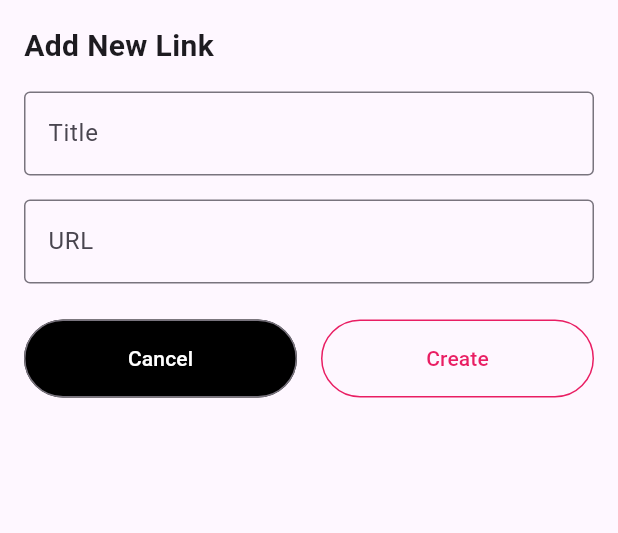
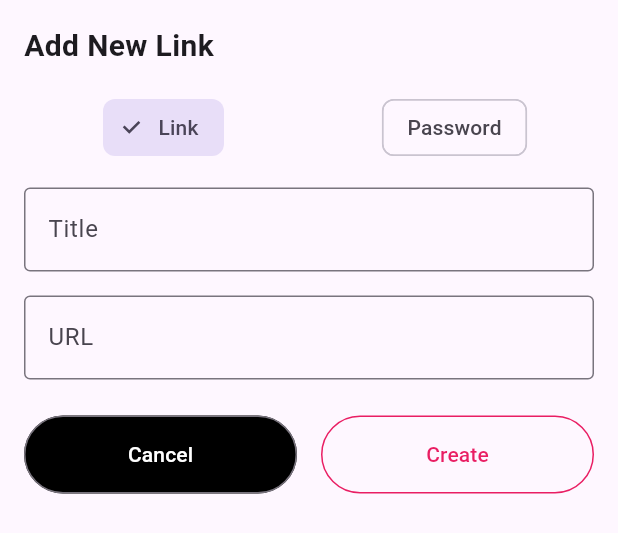
Before and after one commit to munkh-hustle/munuuly, a Flutter app: the AddLinkModal widget shown alone on an empty page, opened directly with empty values, on a phone screen of 412 x 824 dp. Shown: the top 533 px of the screen. Run offline on Flutter 3.47's test engine with Material 3 defaults, Android fonts, the light colour scheme and no system bars.

Commit message:
V1.1 + pass manager

```diff
--- a/lib/models/link.dart
+++ b/lib/models/link.dart
@@ -1,14 +1,16 @@
-// lib\models\link.dart
+// link.dart
 class Link {
   String id;
   String title;
   String url;
   DateTime createdAt;
+  bool isPassword; // New field to distinguish between link and password
 
   Link({
     required this.id,
     required this.title,
     required this.url,
     required this.createdAt,
+    this.isPassword = false, // Default to false (regular link)
   });
 }
--- a/lib/providers/course_provider.dart
+++ b/lib/providers/course_provider.dart
@@ -77,8 +77,8 @@ class CourseProvider with ChangeNotifier {
     }
   }
 
-  // ADD THIS METHOD - Update an existing link in a course
-  void updateLinkInCourse(String courseId, String linkId, String newTitle, String newUrl) {
+  // In the updateLinkInCourse method of course_provider.dart
+void updateLinkInCourse(String courseId, String linkId, String newTitle, String newUrl, bool isPassword) {
   final course = getCourseById(courseId);
   if (course != null) {
     final updatedLinks = course.links.map((link) {
@@ -88,6 +88,7 @@ class CourseProvider with ChangeNotifier {
           title: newTitle,
           url: newUrl,
           createdAt: link.createdAt,
+          isPassword: isPassword,
         );
       }
       return link;
--- a/lib/widgets/add_link_modal.dart
+++ b/lib/widgets/add_link_modal.dart
@@ -3,8 +3,8 @@ import 'package:flutter/material.dart';
 import '../models/link.dart';
 
 class AddLinkModal extends StatefulWidget {
-  final Function(String title, String url) onLinkAdded;
-  final Function(String title, String url)? onLinkUpdated;
+  final Function(String title, String url, bool isPassword) onLinkAdded;
+  final Function(String title, String url, bool isPassword)? onLinkUpdated;
   final Link? existingLink;
 
   const AddLinkModal({
@@ -22,6 +22,7 @@ class _AddLinkModalState extends State<AddLinkModal> {
   final _formKey = GlobalKey<FormState>();
   final _titleController = TextEditingController();
   final _urlController = TextEditingController();
+  bool _isPassword = false;
 
   @override
   void initState() {
@@ -29,6 +30,7 @@ class _AddLinkModalState extends State<AddLinkModal> {
     if (widget.existingLink != null) {
       _titleController.text = widget.existingLink!.title;
       _urlController.text = widget.existingLink!.url;
+      _isPassword = widget.existingLink!.isPassword;
     }
   }
 
@@ -43,26 +45,58 @@ class _AddLinkModalState extends State<AddLinkModal> {
         crossAxisAlignment: CrossAxisAlignment.start,
         children: [
           Text(
-            isEditing ? 'Edit Link' : 'Add New Link',
+            _isPassword ? (isEditing ? 'Edit Password' : 'Add New Password')
+                       : (isEditing ? 'Edit Link' : 'Add New Link'),
             style: const TextStyle(fontSize: 20, fontWeight: FontWeight.bold),
           ),
           const SizedBox(height: 16),
+
+          // Toggle between Link and Password
+          Row(
+            children: [
+              Expanded(
+                child: ChoiceChip(
+                  label: const Text('Link'),
+                  selected: !_isPassword,
+                  onSelected: (selected) {
+                    setState(() {
+                      _isPassword = !selected;
+                    });
+                  },
+                ),
+              ),
+              const SizedBox(width: 8),
+              Expanded(
+                child: ChoiceChip(
+                  label: const Text('Password'),
+                  selected: _isPassword,
+                  onSelected: (selected) {
+                    setState(() {
+                      _isPassword = selected;
+                    });
+                  },
+                ),
+              ),
+            ],
+          ),
+          const SizedBox(height: 16),
+
           Form(
             key: _formKey,
             child: Column(
               children: [
                 TextFormField(
                   controller: _titleController,
-                  decoration: const InputDecoration(
-                    labelText: 'Title',
-                    border: OutlineInputBorder(),
-                    focusedBorder: OutlineInputBorder(
+                  decoration: InputDecoration(
+                    labelText: _isPassword ? 'Username/Email' : 'Title',
+                    border: const OutlineInputBorder(),
+                    focusedBorder: const OutlineInputBorder(
                       borderSide: BorderSide(color: Colors.pink),
                     ),
                   ),
                   validator: (value) {
                     if (value == null || value.isEmpty) {
-                      return 'Please enter a title';
+                      return _isPassword ? 'Please enter username/email' : 'Please enter a title';
                     }
                     return null;
                   },
@@ -70,13 +104,23 @@ class _AddLinkModalState extends State<AddLinkModal> {
                 const SizedBox(height: 16),
                 TextFormField(
                   controller: _urlController,
-                  decoration: const InputDecoration(
-                    labelText: 'URL',
-                    border: OutlineInputBorder(),
-                    focusedBorder: OutlineInputBorder(
+                  decoration: InputDecoration(
+                    labelText: _isPassword ? 'Password' : 'URL',
+                    border: const OutlineInputBorder(),
+                    focusedBorder: const OutlineInputBorder(
                       borderSide: BorderSide(color: Colors.pink),
                     ),
                   ),
+                  obscureText: _isPassword, // Hide password text
+                  validator: (value) {
+                    if (value == null || value.isEmpty) {
+                      return _isPassword ? 'Please enter password' : 'Please enter a URL';
+                    }
+                    if (!_isPassword && !value.startsWith('http://') && !value.startsWith('https://')) {
+                      return 'Please enter a valid URL (include http:// or https://)';
+                    }
+                    return null;
+                  },
                 ),
               ],
             ),
@@ -122,9 +166,9 @@ class _AddLinkModalState extends State<AddLinkModal> {
   void _saveLink() {
     if (_formKey.currentState!.validate()) {
       if (widget.existingLink != null && widget.onLinkUpdated != null) {
-        widget.onLinkUpdated!(_titleController.text, _urlController.text);
+        widget.onLinkUpdated!(_titleController.text, _urlController.text, _isPassword);
       } else {
-        widget.onLinkAdded(_titleController.text, _urlController.text);
+        widget.onLinkAdded(_titleController.text, _urlController.text, _isPassword);
       }
       Navigator.of(context).pop();
     }
```
Also changed, not shown: lib/screens/course_detail_screen.dart (+7 -6 lines), lib/widgets/link_item.dart (+113 -15 lines). Lines whose indentation alone changed are shown as unchanged.
